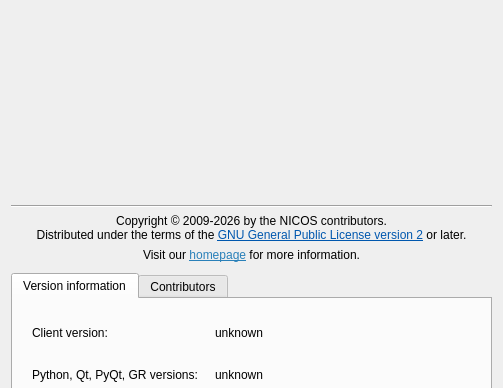
First picture: the form in nicos/clients/gui/dialogs/about.ui, repository jkrueger1/nicos, before the edit; both pictures show x 0 to 503 and y 0 to 388 of the 503 by 671 pixel window.
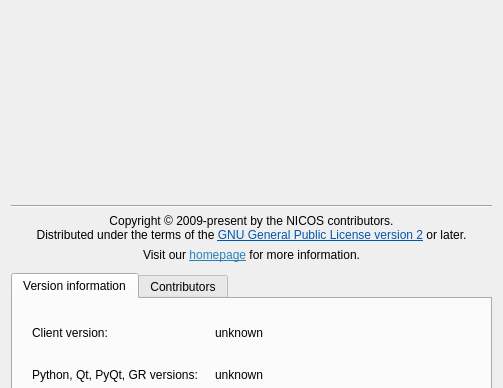
Second picture: the form after the edit. Icons and pictures are not drawn. Custom widgets are drawn as their Qt base class.

Commit message:
ALL: remove explicit copyright end date
Maintaining this is not necessary; in principle copyright notices
themselves are completely unnecessary but this is a good compromise
that doesn't require constant maintenance.

See:

    https://devguide.python.org/getting-started/pull-request-lifecycle/#copyrights
    https://github.com/python/cpython/issues/126133#issuecomment-2460824052

Diff of the .ui file:
```diff
--- a/nicos/clients/gui/dialogs/about.ui
+++ b/nicos/clients/gui/dialogs/about.ui
@@ -167,7 +167,7 @@
    <item>
     <widget class="QLabel" name="label_2">
      <property name="text">
-      <string>&lt;html&gt;&lt;head/&gt;&lt;body&gt;&lt;p&gt;Copyright © 2009-2026 by the NICOS contributors.&lt;br/&gt;Distributed under the terms of the &lt;a href=&quot;https://www.gnu.org/licenses/old-licenses/gpl-2.0.html.en&quot;&gt;&lt;span style=&quot; text-decoration: underline; color:#0057ae;&quot;&gt;GNU General Public License version 2&lt;/span&gt;&lt;/a&gt; or later.&lt;/p&gt;&lt;/body&gt;&lt;/html&gt;</string>
+      <string>&lt;html&gt;&lt;head/&gt;&lt;body&gt;&lt;p&gt;Copyright © 2009-present by the NICOS contributors.&lt;br/&gt;Distributed under the terms of the &lt;a href=&quot;https://www.gnu.org/licenses/old-licenses/gpl-2.0.html.en&quot;&gt;&lt;span style=&quot; text-decoration: underline; color:#0057ae;&quot;&gt;GNU General Public License version 2&lt;/span&gt;&lt;/a&gt; or later.&lt;/p&gt;&lt;/body&gt;&lt;/html&gt;</string>
      </property>
      <property name="textFormat">
       <enum>Qt::RichText</enum>
```
The commit also changes 1507 other files.
